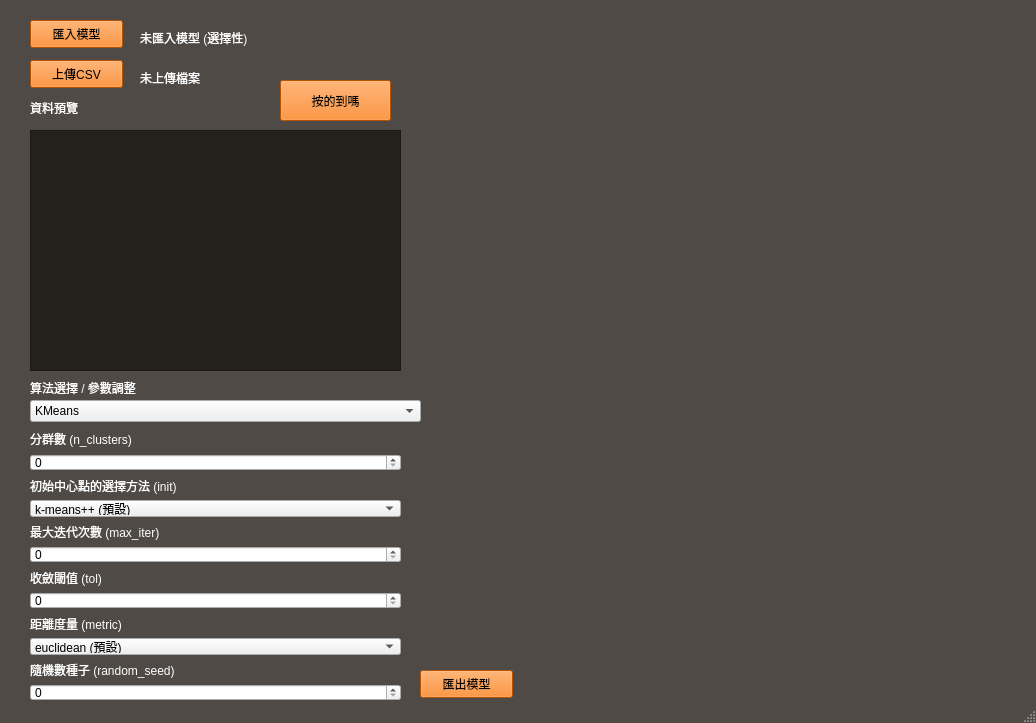
Old version of the form QT/testMVC.ui in the repository lisheng-yao/spyder_workspace_W.
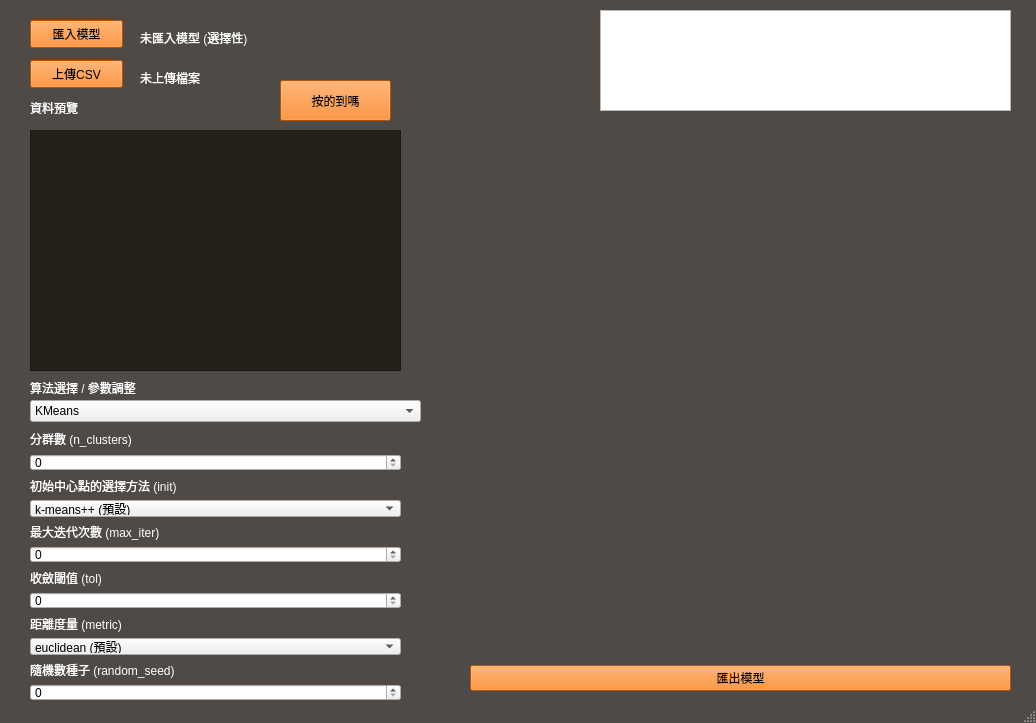
New version of the form.

```diff
--- a/QT/testMVC.ui
+++ b/QT/testMVC.ui
@@ -172,19 +172,6 @@
      <string>算法選擇 / 參數調整</string>
     </property>
    </widget>
-   <widget class="QPushButton" name="pushButton_2">
-    <property name="geometry">
-     <rect>
-      <x>420</x>
-      <y>670</y>
-      <width>93</width>
-      <height>28</height>
-     </rect>
-    </property>
-    <property name="text">
-     <string>匯出模型</string>
-    </property>
-   </widget>
    <widget class="QPushButton" name="pushButton_3">
     <property name="geometry">
      <rect>
@@ -467,6 +454,38 @@
      </widget>
     </widget>
    </widget>
+   <widget class="QGraphicsView" name="graphicsView">
+    <property name="geometry">
+     <rect>
+      <x>600</x>
+      <y>10</y>
+      <width>411</width>
+      <height>101</height>
+     </rect>
+    </property>
+   </widget>
+   <widget class="QWidget" name="">
+    <property name="geometry">
+     <rect>
+      <x>470</x>
+      <y>130</y>
+      <width>541</width>
+      <height>561</height>
+     </rect>
+    </property>
+    <layout class="QVBoxLayout" name="verticalLayout_2">
+     <item>
+      <widget class="QWidget" name="widget" native="true"/>
+     </item>
+     <item>
+      <widget class="QPushButton" name="pushButton_2">
+       <property name="text">
+        <string>匯出模型</string>
+       </property>
+      </widget>
+     </item>
+    </layout>
+   </widget>
    <zorder>stackedWidget</zorder>
    <zorder>pushButton</zorder>
    <zorder>upload</zorder>
```
Left out of the diff: 1 changed line with no effect on the pictures.
